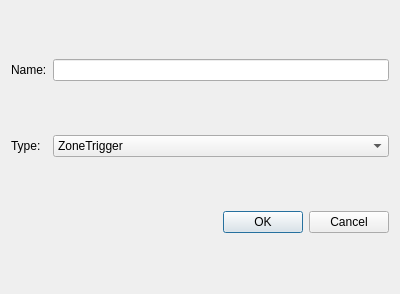
This is Editor/addtriggerdialog.ui in LBALab/lbanet as Qt 5 draws it before an edit. The edited form follows.
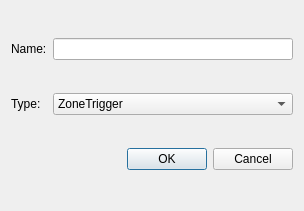
This is the edited form.

Patch:
```diff
--- a/Editor/addtriggerdialog.ui
+++ b/Editor/addtriggerdialog.ui
@@ -9,8 +9,8 @@
    <rect>
     <x>0</x>
     <y>0</y>
-    <width>400</width>
-    <height>294</height>
+    <width>304</width>
+    <height>211</height>
    </rect>
   </property>
   <property name="windowTitle">
```
